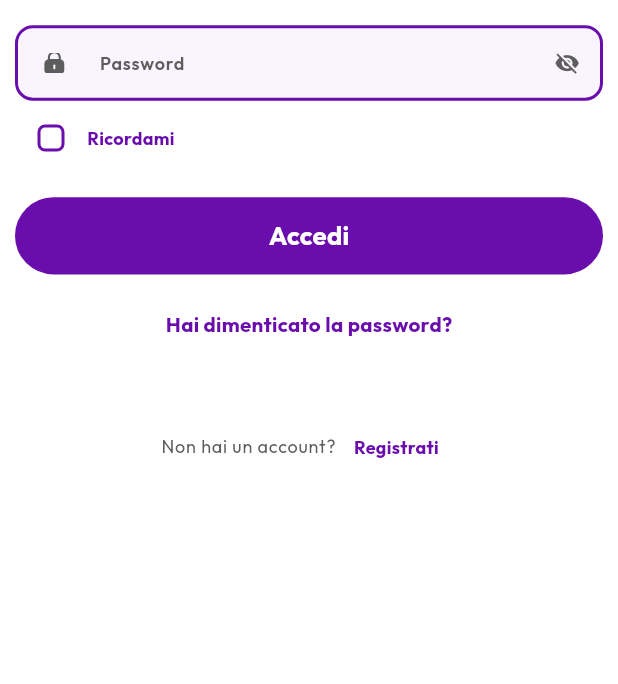
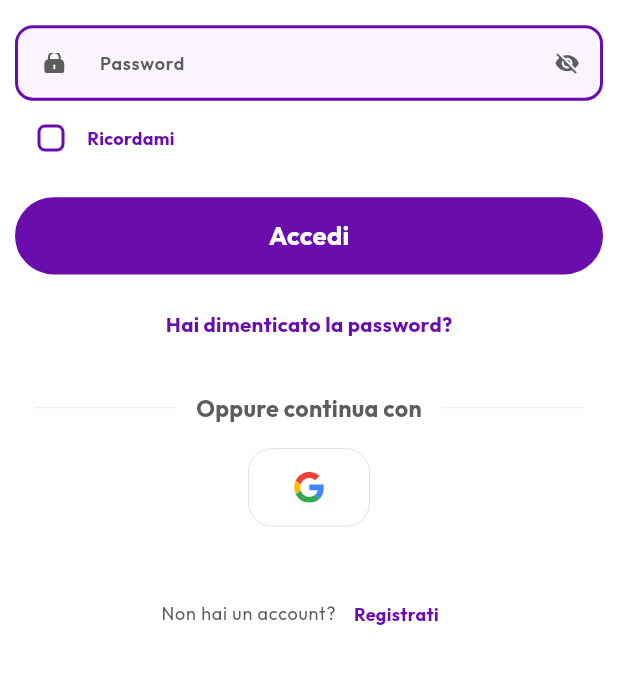
Before and after one commit to mdtusher2018/event_ease, a Flutter app: the SignInScreen screen opened by its route, on a phone screen of 412 x 824 dp, the part 544-1228 px from its top. Run offline on Flutter 3.47's test engine with Material 3 defaults, Android fonts, the light colour scheme and no system bars; our stand-ins replace app_links, cached_network_image, file_picker, firebase_core, firebase_messaging, fl_chart and 26 more; accounts and stored records are empty; network calls fail.

Commit message:
google login added

```diff
--- a/lib/features/auth/presentation/black_for_ios/block_controlller.dart
+++ b/lib/features/auth/presentation/black_for_ios/block_controlller.dart
@@ -1,7 +1,6 @@
 import 'package:event_ease/features/auth/presentation/utils/app_url.dart';
 import 'package:event_ease/services/api_service.dart';
 import 'package:get/get.dart';
-import 'package:persistent_bottom_nav_bar/persistent_bottom_nav_bar.dart';
 
 import '../screen/common/nav_screen.dart';
 
--- a/lib/features/auth/presentation/screen/common/auth/sign_in_screen.dart
+++ b/lib/features/auth/presentation/screen/common/auth/sign_in_screen.dart
@@ -6,6 +6,7 @@ import 'package:event_ease/features/auth/presentation/utils/app_string.dart';
 import 'package:event_ease/features/auth/presentation/widgets/common_image.dart';
 import 'package:flutter/material.dart';
 import 'package:flutter_screenutil/flutter_screenutil.dart';
+import 'package:flutter_svg/svg.dart';
 
 import 'package:get/get.dart';
 
@@ -122,38 +123,38 @@ class SignInScreen extends StatelessWidget {
                 ),
               ),
 
-              // SizedBox(height: 26.h,),
-              // Row(
-              //   mainAxisAlignment: MainAxisAlignment.spaceEvenly,
-              //   children: [
-              //     Container(
-              //       height: 1.h,
-              //       width: 102.w,
-              //       color: Color(0xFFEEEEEE),
-              //     ),
-              //     Text(AppString.orContinueWith, style: styleForBoldText.copyWith(color: AppColors.grey, fontSize: 18.sp),),
-              //     Container(
-              //       height: 1.h,
-              //       width: 102.w,
-              //       color: Color(0xFFEEEEEE),
-              //     ),
-              //   ],
-              // ),
-              //  SizedBox(height: 20.h,),
-              // InkWell(
-              //   onTap: (){
-              //     controller.loginWithGoogle();
-              //   },
-              //   child: Container(
-              //     padding: EdgeInsets.symmetric(horizontal: 31.w, vertical: 18.h),
-              //     decoration: BoxDecoration(
-              //         borderRadius: BorderRadius.circular(16),
-              //         color: Colors.white,
-              //         border: Border.all(color: Colors.grey, width: 0.2)
-              //     ),
-              //     child: SvgPicture.asset(AppIcons.googleIcon, height: 24.h, width: 24.w,),
-              //   ),
-              // ),
+              SizedBox(height: 26.h,),
+              Row(
+                mainAxisAlignment: MainAxisAlignment.spaceEvenly,
+                children: [
+                  Container(
+                    height: 1.h,
+                    width: 102.w,
+                    color: Color(0xFFEEEEEE),
+                  ),
+                  Text(AppString.orContinueWith, style: styleForBoldText.copyWith(color: AppColors.grey, fontSize: 18.sp),),
+                  Container(
+                    height: 1.h,
+                    width: 102.w,
+                    color: Color(0xFFEEEEEE),
+                  ),
+                ],
+              ),
+               SizedBox(height: 20.h,),
+              InkWell(
+                onTap: (){
+                  controller.loginWithGoogle();
+                },
+                child: Container(
+                  padding: EdgeInsets.symmetric(horizontal: 31.w, vertical: 18.h),
+                  decoration: BoxDecoration(
+                      borderRadius: BorderRadius.circular(16),
+                      color: Colors.white,
+                      border: Border.all(color: Colors.grey, width: 0.2)
+                  ),
+                  child: SvgPicture.asset(AppIcons.googleIcon, height: 24.h, width: 24.w,),
+                ),
+              ),
               SizedBox(height: 40.h),
               Padding(
                 padding: const EdgeInsets.only(bottom: 20),
--- a/pubspec.yaml
+++ b/pubspec.yaml
@@ -101,7 +101,6 @@ dev_dependencies:
   # package. See that file for information about deactivating specific lint
   # rules and activating additional ones.
   flutter_lints: ^5.0.0
-  change_app_package_name: ^1.5.0
 
 # For information on the generic Dart part of this file, see the
 # following page: https://dart.dev/tools/pub/pubspec
```
Also changed, not shown: lib/features/auth/presentation/controller/auth/sign_in_controller.dart (+59 -56 lines), lib/features/auth/presentation/controller/auth/sign_up_controller.dart (+65 -64 lines), lib/features/auth/presentation/screen/business/dashboard/dashboard_screen.dart (+6 -9 lines), lib/features/auth/presentation/screen/common/profile/delete_profile.dart (+6 -1 lines), pubspec.lock, 1 other file.
